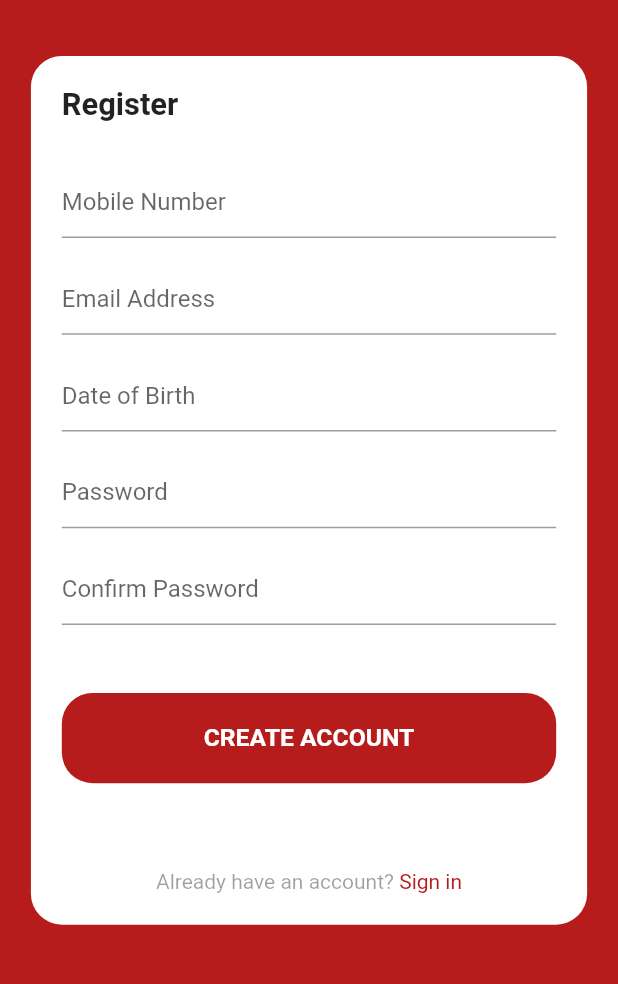
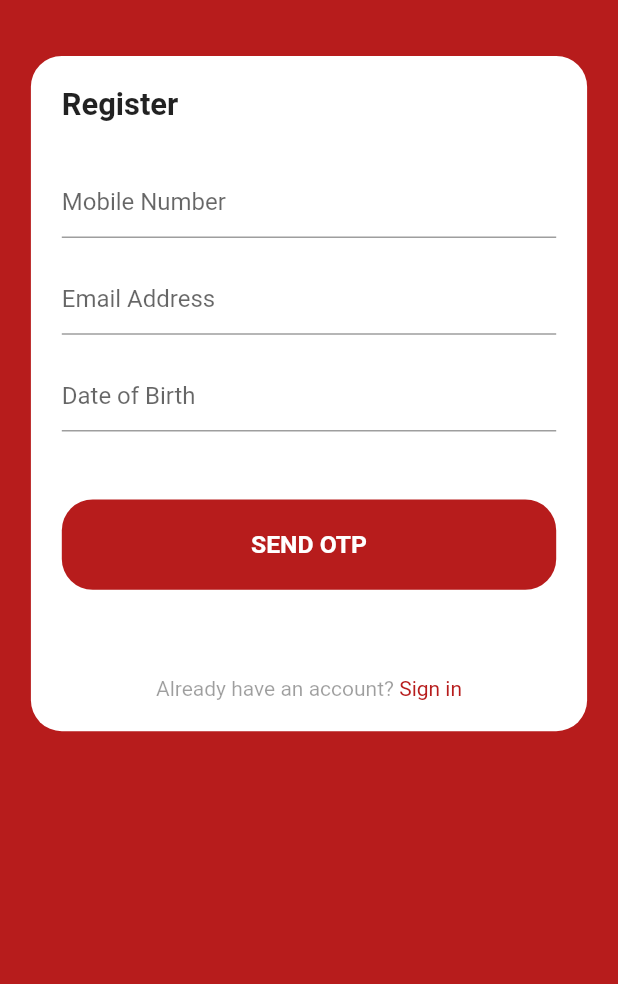
Before and after one commit to kapilkumar2001/fantasy-app, a Flutter app: the RegisterScreen screen opened directly, on a phone screen of 412 x 824 dp, the part 59-1043 px from its top. Run offline on Flutter 3.47's test engine with Material 2 defaults, Android fonts, the phone set to English and light mode, and no system bars.

Commit message:
some changes on regsiter screen

```diff
--- a/lib/views/screens/onboarding/register_screen.dart
+++ b/lib/views/screens/onboarding/register_screen.dart
@@ -1,4 +1,5 @@
 import 'package:create11/views/screens/onboarding/login_screen.dart';
+import 'package:create11/views/screens/onboarding/otp_screen.dart';
 import 'package:create11/views/screens/others/dashboard.dart';
 import 'package:flutter/material.dart';
 import 'package:flutter/src/foundation/key.dart';
@@ -71,24 +72,24 @@ class _RegisterScreenState extends State<RegisterScreen> {
                   ),
                 ),
               ),
-              Padding(
-                padding: EdgeInsets.symmetric(
-                    horizontal: deviceWidth * 5, vertical: deviceWidth * 2),
-                child: TextFormField(
-                  decoration: const InputDecoration(
-                    hintText: 'Password',
-                  ),
-                ),
-              ),
-              Padding(
-                padding: EdgeInsets.symmetric(
-                    horizontal: deviceWidth * 5, vertical: deviceWidth * 2),
-                child: TextFormField(
-                  decoration: const InputDecoration(
-                    hintText: 'Confirm Password',
-                  ),
-                ),
-              ),
+              // Padding(
+              //   padding: EdgeInsets.symmetric(
+              //       horizontal: deviceWidth * 5, vertical: deviceWidth * 2),
+              //   child: TextFormField(
+              //     decoration: const InputDecoration(
+              //       hintText: 'Password',
+              //     ),
+              //   ),
+              // ),
+              // Padding(
+              //   padding: EdgeInsets.symmetric(
+              //       horizontal: deviceWidth * 5, vertical: deviceWidth * 2),
+              //   child: TextFormField(
+              //     decoration: const InputDecoration(
+              //       hintText: 'Confirm Password',
+              //     ),
+              //   ),
+              // ),
               SizedBox(
                 height: deviceWidth * 4,
               ),
@@ -99,7 +100,7 @@ class _RegisterScreenState extends State<RegisterScreen> {
                     Navigator.push(
                       context,
                       MaterialPageRoute(
-                          builder: (context) => const DashBoard()),
+                          builder: (context) => const OTPScreen()),
                     );
                   },
                   child: Container(
@@ -112,7 +113,7 @@ class _RegisterScreenState extends State<RegisterScreen> {
                     child: Padding(
                       padding: EdgeInsets.all(deviceWidth * 5),
                       child: Text(
-                        "CREATE ACCOUNT",
+                        "SEND OTP",
                         textAlign: TextAlign.center,
                         style: TextStyle(
                             color: Colors.white,
```
